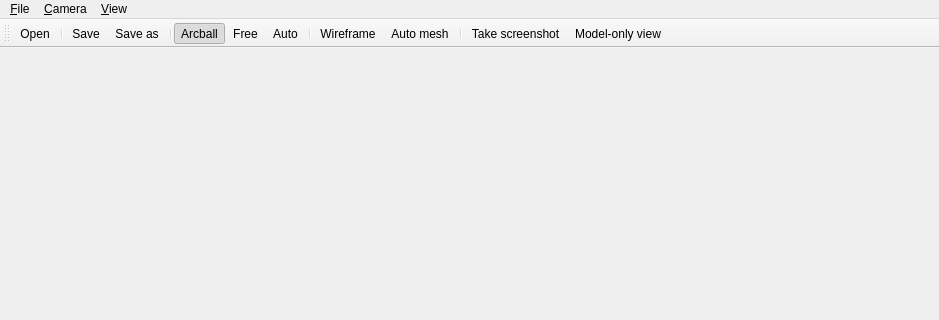
The window that example/vis/vis_tt/mainwindow.ui (pdobrowo/libcs2) describes before a commit, drawn with Qt 5; both pictures show x 0 to 939 and y 0 to 320 of the 939 by 732 pixel window.
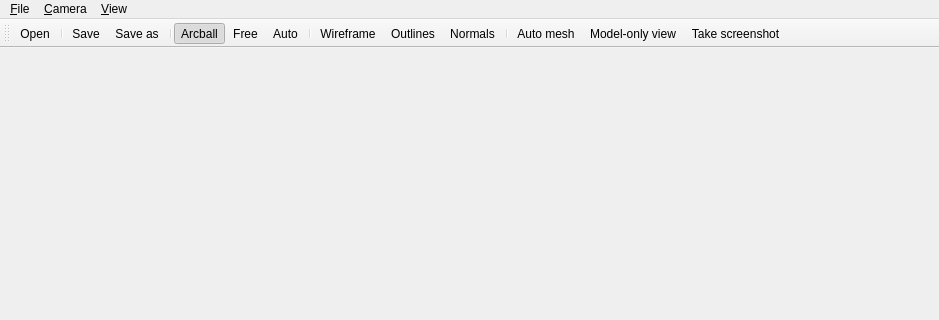
The same window after the commit. Icons and pictures are not drawn.

Commit message: Add outline and normals rendering

Patch:
```diff
--- a/example/vis/vis_tt/mainwindow.ui
+++ b/example/vis/vis_tt/mainwindow.ui
@@ -802,7 +802,7 @@
     <string>toolBar</string>
    </property>
    <property name="toolButtonStyle">
-    <enum>Qt::ToolButtonTextUnderIcon</enum>
+    <enum>Qt::ToolButtonIconOnly</enum>
    </property>
    <attribute name="toolBarArea">
     <enum>TopToolBarArea</enum>
@@ -820,10 +820,12 @@
    <addaction name="actionAutoCamera"/>
    <addaction name="separator"/>
    <addaction name="actionWireframe"/>
+   <addaction name="actionOutlines"/>
+   <addaction name="actionNormals"/>
+   <addaction name="separator"/>
    <addaction name="actionAutoMesh"/>
-   <addaction name="separator"/>
-   <addaction name="actionTakeScreenshot"/>
    <addaction name="actionModelOnlyView"/>
+   <addaction name="actionTakeScreenshot"/>
   </widget>
   <action name="actionArcballCamera">
    <property name="checkable">
@@ -944,6 +946,30 @@
     <string>Model-only view</string>
    </property>
   </action>
+  <action name="actionOutlines">
+   <property name="checkable">
+    <bool>true</bool>
+   </property>
+   <property name="icon">
+    <iconset resource="../res.qrc">
+     <normaloff>:/res/outline.png</normaloff>:/res/outline.png</iconset>
+   </property>
+   <property name="text">
+    <string>Outlines</string>
+   </property>
+  </action>
+  <action name="actionNormals">
+   <property name="checkable">
+    <bool>true</bool>
+   </property>
+   <property name="icon">
+    <iconset resource="../res.qrc">
+     <normaloff>:/res/normals.png</normaloff>:/res/normals.png</iconset>
+   </property>
+   <property name="text">
+    <string>Normals</string>
+   </property>
+  </action>
  </widget>
  <layoutdefault spacing="6" margin="11"/>
  <tabstops>
```
Left out of the diff: 2 changed lines with no effect on the pictures. The commit also changes 10 other files.
